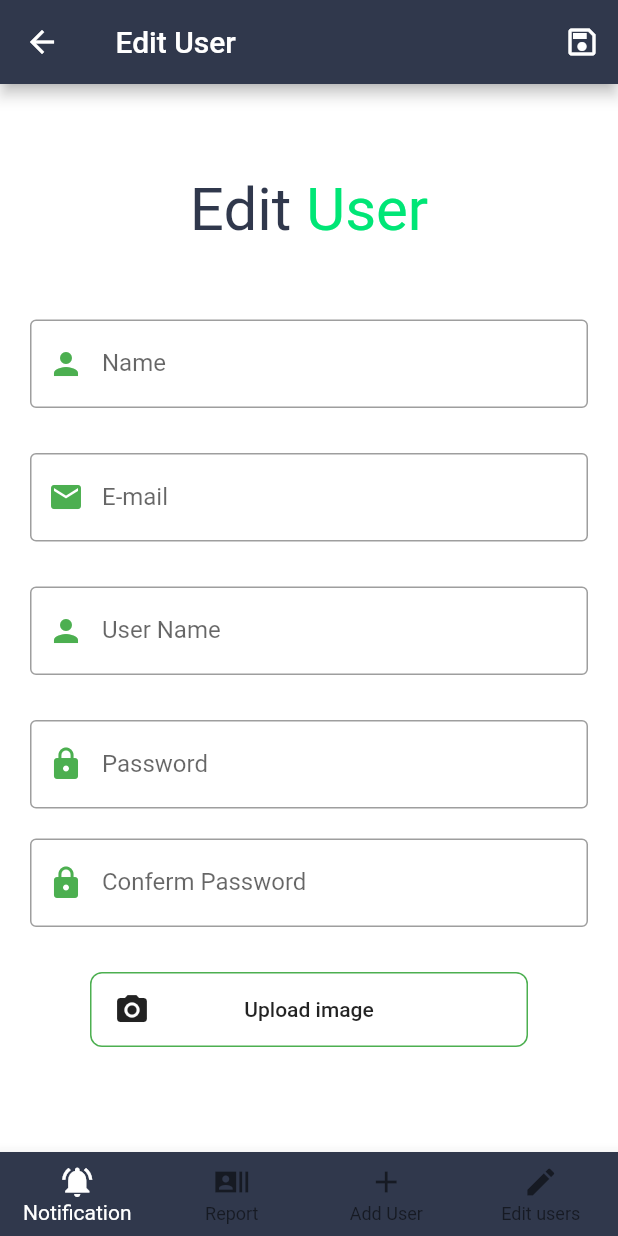
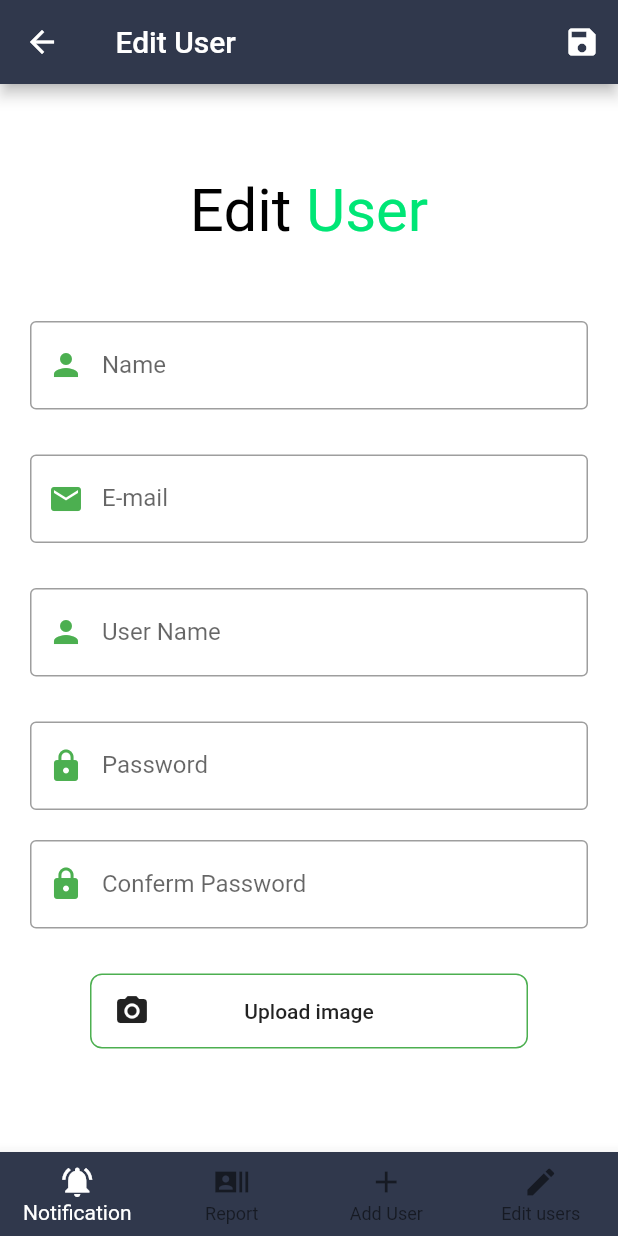
Before and after one commit to MarwanNagah/Face-Recognition-Liveness-Detection, a Flutter app: the EdituserPage screen opened directly, on a phone screen of 412 x 824 dp. Run offline on Flutter 3.47's test engine with Material 2 defaults, Android fonts, the phone set to English and light mode, and no system bars; our stand-ins replace firebase_core, firebase_storage, image_picker, table_calendar; missing offline and left inert: firebase_ml_vision; accounts and stored records are empty.

Commit message:
update app

```diff
--- a/Face_livness_detection_frontend/lib/adduser.dart
+++ b/Face_livness_detection_frontend/lib/adduser.dart
@@ -43,8 +43,7 @@ class _State extends State<AdduserPage> {
                     child: RichText(
                       text: TextSpan(
                         text: "Add ",
-                        style:
-                            TextStyle(color: Color(0xff30384c), fontSize: 40),
+                        style: TextStyle(color: Colors.black, fontSize: 40),
                         children: <TextSpan>[
                           TextSpan(
                               text: 'User',
--- a/Face_livness_detection_frontend/lib/edituser.dart
+++ b/Face_livness_detection_frontend/lib/edituser.dart
@@ -23,7 +23,7 @@ class _State extends State<EdituserPage> {
           actions: <Widget>[
             IconButton(
               icon: Icon(
-                Icons.save_outlined,
+                Icons.save,
                 color: Colors.white,
               ),
               onPressed: () {
@@ -39,12 +39,11 @@ class _State extends State<EdituserPage> {
               children: <Widget>[
                 Container(
                     alignment: Alignment.center,
-                    padding: const EdgeInsets.only(top: 50.0),
+                    padding: const EdgeInsets.only(top: 51.0),
                     child: RichText(
                       text: TextSpan(
                         text: "Edit ",
-                        style:
-                            TextStyle(color: Color(0xff30384c), fontSize: 40),
+                        style: TextStyle(color: Colors.black, fontSize: 40),
                         children: <TextSpan>[
                           TextSpan(
                               text: 'User',
```
